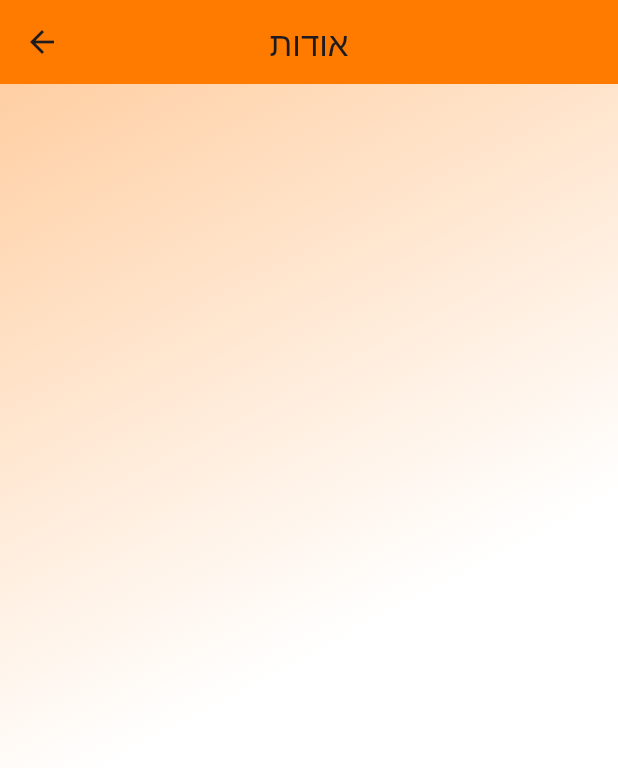
After one commit to Meir-Crombie/ResQDoc-Hackthon, a Flutter app: the About screen opened by its route, on a phone screen of 412 x 824 dp. The commit adds this screen. Shown: the top 768 px of the screen. Run offline on Flutter 3.47's test engine with Material 3 defaults, Android fonts, the phone set to English and light mode, and no system bars; our stand-ins replace just_audio, shared_preferences; missing offline and left inert: record; accounts and stored records are empty.

Commit message:
base of about page

```diff
--- a/frontend/lib/main.dart
+++ b/frontend/lib/main.dart
@@ -5,6 +5,7 @@ import 'pages/loading_screen.dart';
 import 'pages/paramedic_doc.dart';
 import 'dart:convert';
 import 'package:flutter/services.dart' show rootBundle;
+import 'pages/about_page.dart';
 
 Future<Map<String, dynamic>> readJson() async {
   final String response = await rootBundle.loadString('data/dummydata.json');
@@ -18,5 +19,6 @@ void main() => runApp(MaterialApp(
         '/home': (context) => Home(),
         '/paramedic': (context) => ParamedicDoc(),
         '/settings': (context) => Settings(),
+        '/about': (context) => About(),
       },
     )); // Material app
--- /dev/null
+++ b/frontend/lib/pages/about_page.dart
@@ -0,0 +1,41 @@
+import 'package:flutter/material.dart';
+
+class About extends StatelessWidget {
+  const About({super.key});
+
+  @override
+  Widget build(BuildContext context) {
+    return Scaffold(
+      appBar: AppBar(
+        title: Text('אודות'),
+        backgroundColor: const Color.fromARGB(255, 255, 123, 0),
+        centerTitle: true, // מרכז את הכותרת
+      ),
+      body: Container(
+        decoration: BoxDecoration(
+          gradient: LinearGradient(
+            colors: [
+              const Color.fromARGB(255, 255, 207, 163),
+              const Color.fromARGB(255, 255, 255, 255),
+              const Color.fromARGB(255, 255, 255, 255)
+            ], // צבעי השיפוע
+            begin: Alignment.topLeft, // תחילת השיפוע
+            end: Alignment.bottomRight, // סוף השיפוע
+          ),
+        ),
+        child: Column(
+          children: <Widget>[
+            Align(
+              alignment: Alignment.topRight, // יישור למעלה בצד ימין
+              child: Padding(
+                padding: const EdgeInsets.all(8.0),
+                child: SizedBox(),
+              ),
+            ),
+            // תוכל להוסיף כאן תוכן נוסף
+          ],
+        ),
+      ),
+    );
+  }
+}
--- a/frontend/pubspec.yaml
+++ b/frontend/pubspec.yaml
@@ -96,3 +96,4 @@ flutter:
     - assets/svgviewer-png-output.png
     - assets/ichud_logo.png
     - assets/logo_ichud_2.png
+    - assets/daniel_pilant.jpg
```
Also changed, not shown: frontend/assets/daniel_pilant.jpg (added).
